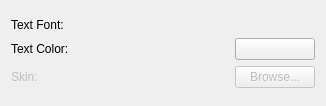
Old version of the form interfaceSettings.ui in the repository KDE/kscd.
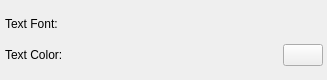
New version of the form. Custom widgets are drawn as their Qt base class.

Commit message: - Add seek cursor movement on play,stop,eject,next and previous   buttons

```diff
--- a/interfaceSettings.ui
+++ b/interfaceSettings.ui
@@ -5,24 +5,31 @@
    <rect>
     <x>0</x>
     <y>0</y>
-    <width>326</width>
-    <height>106</height>
+    <width>327</width>
+    <height>80</height>
    </rect>
   </property>
   <property name="windowTitle" >
    <string>Form</string>
   </property>
-  <layout class="QVBoxLayout" >
-   <item>
+  <widget class="QWidget" name="" >
+   <property name="geometry" >
+    <rect>
+     <x>5</x>
+     <y>10</y>
+     <width>318</width>
+     <height>63</height>
+    </rect>
+   </property>
     <layout class="QGridLayout" >
-     <item row="0" column="0" colspan="2" >
+    <item row="0" column="0" >
       <widget class="QLabel" name="label" >
        <property name="text" >
         <string>Text Font:</string>
        </property>
       </widget>
      </item>
-     <item row="0" column="2" colspan="2" >
+    <item row="0" column="1" colspan="2" >
       <widget class="KFontRequester" name="kcfg_TextFont" >
        <property name="sizePolicy" >
         <sizepolicy vsizetype="Fixed" hsizetype="Preferred" >
@@ -32,14 +39,14 @@
        </property>
       </widget>
      </item>
-     <item row="1" column="0" colspan="2" >
+    <item row="1" column="0" >
       <widget class="QLabel" name="label_2" >
        <property name="text" >
         <string>Text Color:</string>
        </property>
       </widget>
      </item>
-     <item row="1" column="2" >
+    <item row="1" column="1" >
       <spacer>
        <property name="orientation" >
         <enum>Qt::Horizontal</enum>
@@ -52,45 +59,11 @@
        </property>
       </spacer>
      </item>
-     <item row="1" column="3" >
+    <item row="1" column="2" >
       <widget class="KColorButton" name="kcfg_TextColor" />
      </item>
-     <item row="2" column="0" >
-      <widget class="QLabel" name="label_3" >
-       <property name="enabled" >
-        <bool>false</bool>
-       </property>
-       <property name="text" >
-        <string>Skin:</string>
-       </property>
-      </widget>
-     </item>
-     <item row="2" column="1" colspan="2" >
-      <spacer>
-       <property name="orientation" >
-        <enum>Qt::Horizontal</enum>
-       </property>
-       <property name="sizeHint" >
-        <size>
-         <width>151</width>
-         <height>20</height>
-        </size>
-       </property>
-      </spacer>
-     </item>
-     <item row="2" column="3" >
-      <widget class="KPushButton" name="kcfg_SkinChooser" >
-       <property name="enabled" >
-        <bool>false</bool>
-       </property>
-       <property name="text" >
-        <string>Browse...</string>
-       </property>
-      </widget>
-     </item>
-    </layout>
-   </item>
-  </layout>
+   </layout>
+  </widget>
  </widget>
  <customwidgets>
   <customwidget>
@@ -103,11 +76,6 @@
    <extends>QWidget</extends>
    <header>kfontrequester.h</header>
   </customwidget>
-  <customwidget>
-   <class>KPushButton</class>
-   <extends>QPushButton</extends>
-   <header>kpushbutton.h</header>
-  </customwidget>
  </customwidgets>
  <resources/>
  <connections/>
```
Lines whose indentation alone changed are shown as unchanged. The commit also changes 15 other files.
